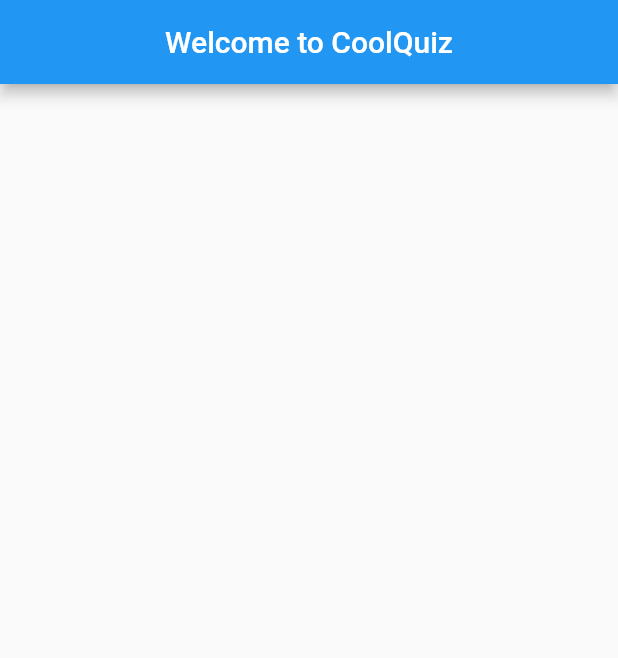
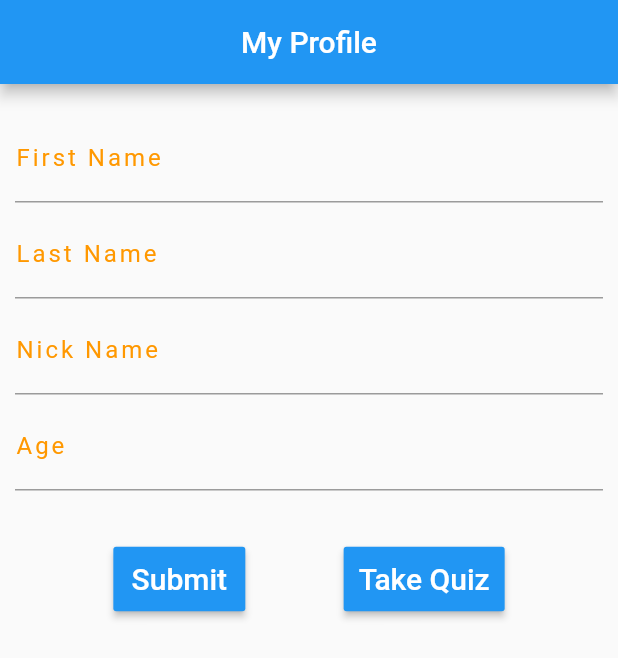
Before and after one commit to dhvaneshshah97/Quiz_App_Flutter, a Flutter app: the screen it shows after launch, on a phone screen of 412 x 824 dp. Shown: the top 658 px of the screen. Run offline on Flutter 3.47's test engine with Material 2 defaults, Android fonts, the phone set to English and light mode, and no system bars; our stand-ins replace flutter_spinkit.

Commit message:
Add Form to collect user details

```diff
--- a/lib/home.dart
+++ b/lib/home.dart
@@ -6,12 +6,109 @@ class HomePage extends StatefulWidget {
 }
 
 class _HomePageState extends State<HomePage> {
+  final firstnameController = TextEditingController();
+  final lastnameController = TextEditingController();
+  final nicknameController = TextEditingController();
+  final ageController = TextEditingController();
+
   @override
   Widget build(BuildContext context) {
     return Scaffold(
       appBar: AppBar(
-        title: Text("Welcome to CoolQuiz"),
+        title: Text("My Profile"),
         centerTitle: true,
+      ),
+      body: SingleChildScrollView(
+        child: Container(
+          padding: EdgeInsets.fromLTRB(10.0, 20.0, 10.0, 0.0),
+          child: Column(
+            children: [
+              TextField(
+                decoration: InputDecoration(
+                    labelText: 'First Name',
+                    labelStyle: TextStyle(
+                      letterSpacing: 2.0,
+                      color: Colors.orange,
+                    )),
+                textInputAction: TextInputAction.done,
+                keyboardType: TextInputType.text,
+              ),
+              SizedBox(
+                height: 5.0,
+              ),
+              TextField(
+                decoration: InputDecoration(
+                    labelText: 'Last Name',
+                    labelStyle: TextStyle(
+                      letterSpacing: 2.0,
+                      color: Colors.orange,
+                    )),
+                textInputAction: TextInputAction.done,
+                keyboardType: TextInputType.text,
+              ),
+              SizedBox(
+                height: 5.0,
+              ),
+              TextField(
+                decoration: InputDecoration(
+                    labelText: 'Nick Name',
+                    labelStyle: TextStyle(
+                      letterSpacing: 2.0,
+                      color: Colors.orange,
+                    )),
+                textInputAction: TextInputAction.done,
+                keyboardType: TextInputType.text,
+                style: TextStyle(
+                  letterSpacing: 2.0,
+                ),
+              ),
+              SizedBox(
+                height: 5.0,
+              ),
+              TextField(
+                decoration: InputDecoration(
+                    labelText: 'Age',
+                    labelStyle: TextStyle(
+                      letterSpacing: 2.0,
+                      color: Colors.orange,
+                    )),
+                textInputAction: TextInputAction.done,
+                keyboardType: TextInputType.number,
+                style: TextStyle(
+                  letterSpacing: 2.0,
+                ),
+              ),
+              SizedBox(
+                height: 35.0,
+              ),
+              Row(
+                mainAxisAlignment: MainAxisAlignment.spaceEvenly,
+                children: [
+                  RaisedButton(
+                    onPressed: () {},
+                    textColor: Colors.white,
+                    color: Colors.blue,
+                    child: Text(
+                      "Submit",
+                      style: TextStyle(fontSize: 20.0, color: Colors.white),
+                    ),
+                    padding: EdgeInsets.all(10.0),
+                  ),
+                  RaisedButton(
+                    onPressed: () {},
+                    textColor: Colors.white,
+                    color: Colors.blue,
+                    child: Text(
+                      "Take Quiz",
+                      style: TextStyle(fontSize: 20.0, color: Colors.white),
+                    ),
+                    padding: EdgeInsets.all(10.0),
+                  ),
+                ],
+              )
+            ],
+          ),
+        ),
       ),
     );
   }
```
